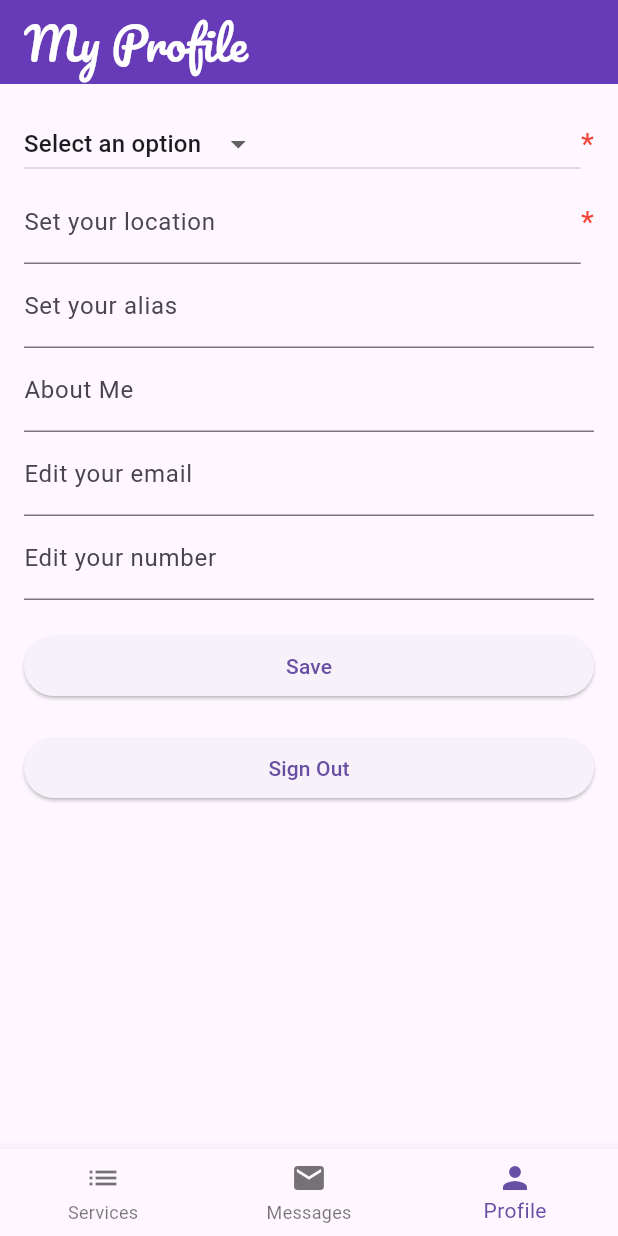
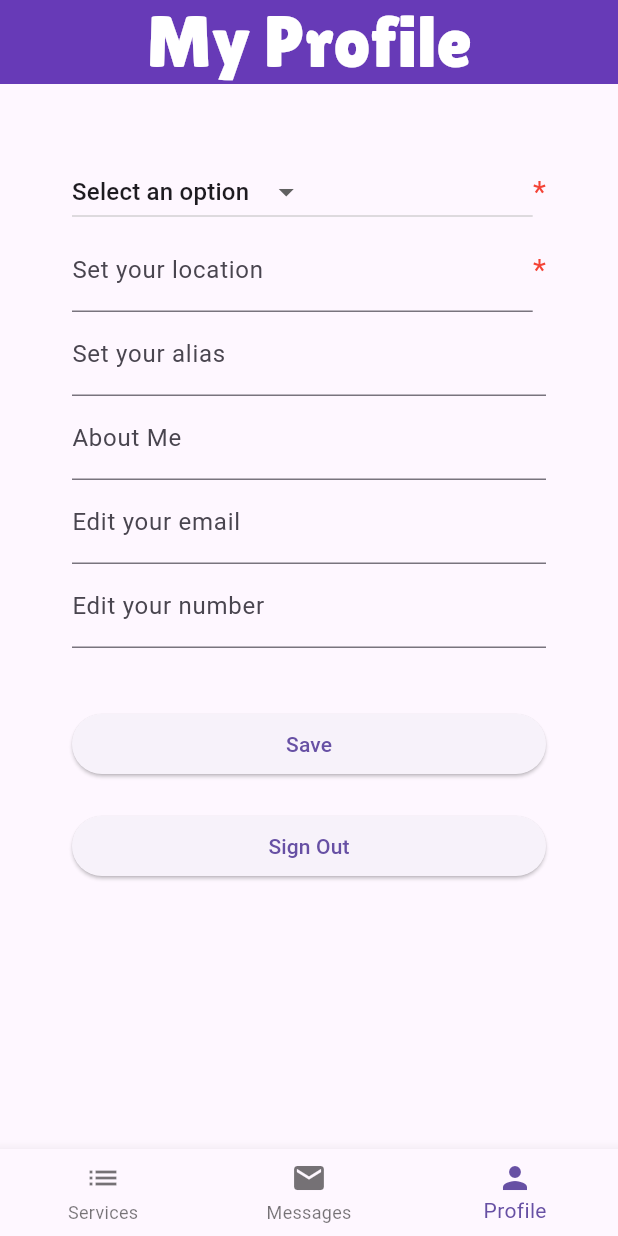
Before and after one commit to Alireza-rahnama/ServiceSquadProject, a Flutter app: the screen it shows once a user with an empty profile is signed in, on a phone screen of 412 x 824 dp. Run offline on Flutter 3.47's test engine with Material 3 defaults, Android fonts, the phone set to English and light mode, and no system bars; our stand-ins replace cloud_firestore, firebase_auth, firebase_core, firebase_messaging, firebase_storage, flutter_local_notifications and 4 more; missing offline and left inert: dart:ffi, firebase_ui_auth; accounts and stored records are empty.

```diff
--- a/lib/view/profile_view.dart
+++ b/lib/view/profile_view.dart
@@ -107,7 +107,7 @@ class _ProfileViewState extends State<ProfileView> {
   @override
   Widget build(BuildContext context) {
     return AlertDialog(
-      title: Text('My Profile'),
+      title: Center(child:Text('My Profile')),
       content: Column(children: [
         // Center(child:Text('Select your user type')),
         dropdownMenu,
--- a/lib/view/review_entry_view.dart
+++ b/lib/view/review_entry_view.dart
@@ -119,9 +119,9 @@ class _NewEntryViewState extends State<ReviewEntryView> {
             appBar: AppBar(
               backgroundColor: Colors.deepPurple,
               title: Center(child: Text("Add a Review",
-                  style: GoogleFonts.righteous(
+                  style: GoogleFonts.lilitaOne(
                     color: Colors.white,
-                    fontSize: 30.0,
+                    fontSize: 48.0,
                   ))),
               // leadingWidth: 0.0,
               leading: IconButton(
--- a/lib/view_2.0/main_view.dart
+++ b/lib/view_2.0/main_view.dart
@@ -68,7 +68,7 @@ class _MainScreenState extends State<MainScreen> {
     } else {
       ScaffoldMessenger.of(context).showSnackBar(
         SnackBar(
-          content: Text('Please select a User Type in Profile and Click Save'),
+          content: Center(child: Text('Please select a User Type and Location in Profile and Click Save to Continue!')),
           backgroundColor: Colors.red,
         ),
       );
--- a/lib/view_2.0/profile_view_2.0.dart
+++ b/lib/view_2.0/profile_view_2.0.dart
@@ -9,7 +9,6 @@ import 'package:service_squad/view_2.0/main_view.dart';
 
 import '../model/user_profile_data.dart';
 import '../view/auth_gate.dart';
-
 
 // TODO iMPLEMENT THE UI  After user authentication is successful USERs MUST COMPLETe THEIR PROFILE IN THIS VIEW AND WE COLLECT MORE DATA ,AND set their role in Firestore either associate or custome
 void setUserType(String uid, String userType) {
@@ -43,7 +42,7 @@ void setMobileNumber(String uid, String mobileNumber) {
 Future<String?> getUserLocation(String uid) async {
   try {
     DocumentSnapshot<Map<String, dynamic>> userSnapshot =
-    await FirebaseFirestore.instance.collection('users').doc(uid).get();
+        await FirebaseFirestore.instance.collection('users').doc(uid).get();
 
     if (userSnapshot.exists) {
       // Check if the 'userType' field exists in the document
@@ -84,9 +83,6 @@ Future<String?> getUserType(String uid) async {
   }
 }
 
-
-
-
 //TODO if the registration is completed then redirect to the category grid view
 //TODO if the user is an associate when each grid is pressed pop up a new screen allowing to create a new posting of that category type
 
@@ -106,20 +102,22 @@ class _ProfileViewState extends State<ProfileView> {
   TextEditingController mobilePhoneNumberController = TextEditingController();
   DropdownMenuExample dropdownMenu = DropdownMenuExample();
 
+  //TODO: BESIDES UTTING RED ATERICS ALERT THE USER NOT TO LEAVE LOCATION AND USER TYPE EMPTY
   @override
   Widget build(BuildContext context) {
     return Scaffold(
-        appBar: AppBar(
-        backgroundColor: Colors.deepPurple,
-        title: Text(
-        "My Profile",
-        style: GoogleFonts.pacifico(
-        color: Colors.white,
-        fontSize: 30.0,))
-        ),
+      appBar: AppBar(
+          automaticallyImplyLeading: false,
+          backgroundColor: Colors.deepPurple,
+          title: Center(
+              child: Text("My Profile",
+                  style: GoogleFonts.lilitaOne(
+                    color: Colors.white,
+                    fontSize: 48.0,
+                  )))),
       body: SingleChildScrollView(
         child: Padding(
-          padding: EdgeInsets.all(16.0),
+          padding: EdgeInsets.all(48.0),
           child: Column(
             crossAxisAlignment: CrossAxisAlignment.stretch,
             children: [
@@ -143,7 +141,8 @@ class _ProfileViewState extends State<ProfileView> {
                   Expanded(
                     child: TextField(
                       controller: userLocationController,
-                      decoration: InputDecoration(labelText: "Set your location"),
+                      decoration:
+                          InputDecoration(labelText: "Set your location"),
                     ),
                   ),
                   Text(
@@ -171,7 +170,7 @@ class _ProfileViewState extends State<ProfileView> {
                 controller: mobilePhoneNumberController,
                 decoration: InputDecoration(labelText: "Edit your number"),
               ),
-              SizedBox(height: 20),
+              SizedBox(height: 40),
               ElevatedButton(
                 child: Text('Save'),
                 onPressed: () async {
```
Also changed, not shown: lib/view/reviews_list_view.dart (+26 -17 lines), lib/view_2.0/messages_view.dart (+5 -4 lines), lib/view_2.0/services_list_view_2.0.dart (+13 -5 lines).
